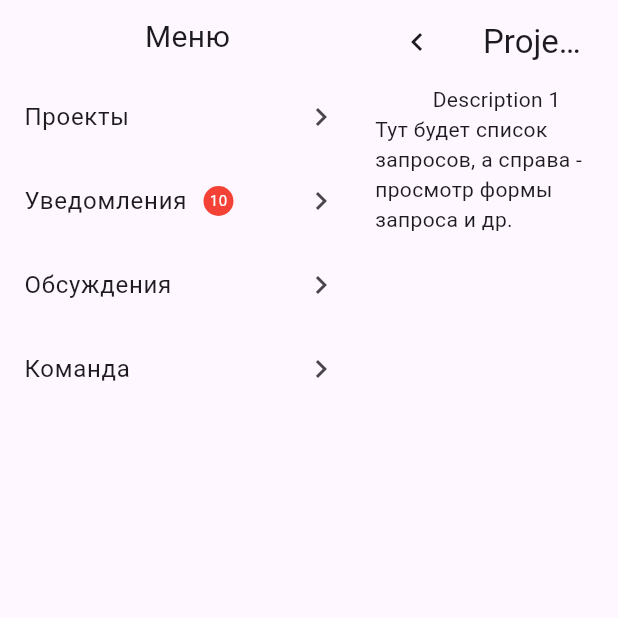
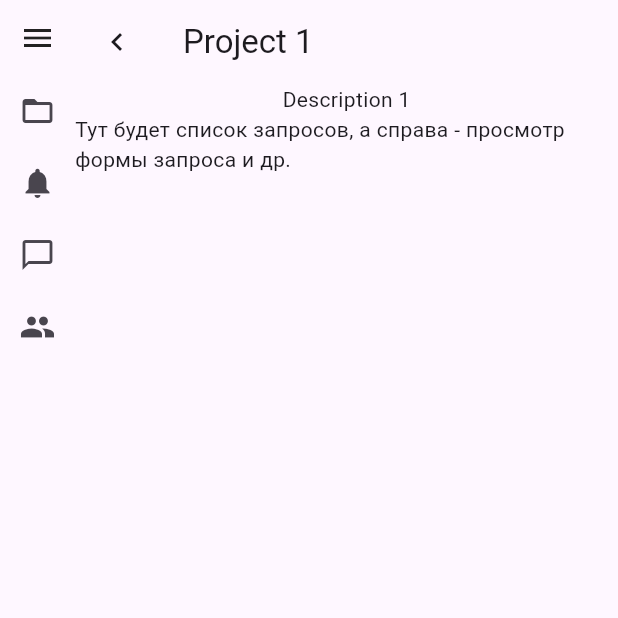
Before and after one commit to idushii/pechkin_flutter, a Flutter app: the screen it shows after launch, after a tap on "Запросы", on a phone screen of 412 x 824 dp, the top half of it. Run offline on Flutter 3.47's test engine with Material 3 defaults, Android fonts, the phone set to English and light mode, and no system bars; our stand-ins replace go_router.

Commit message:
Обновил навигацию по проекту

```diff
--- a/lib/main.dart
+++ b/lib/main.dart
@@ -3,6 +3,7 @@ import 'package:go_router/go_router.dart';
 import 'package:pechkin_flutter/screens/home_screen.dart';
 import 'package:pechkin_flutter/screens/project_view_screen.dart';
 import 'package:pechkin_flutter/screens/projects_screen.dart';
+import 'package:pechkin_flutter/shared/menu.dart';
 
 void main() {
   runApp(const MyApp());
@@ -16,58 +17,13 @@ final _router = GoRouter(
         navigatorKey: _rootNavigatorKey,
         builder: (context, state, child) {
           return Scaffold(
-            body: Row(
-              children: [
-                Container(
-                  width: 250,
-                  child: Column(
-                    crossAxisAlignment: CrossAxisAlignment.start,
-                    children: [
-                      Container(
-                        height: 50,
-                        alignment: Alignment.center,
-                        child: Text("Меню", style: TextStyle(fontSize: 20))
-                      ),
-                      ListTile(
-                          title: Text("Проекты"),
-                          trailing: Icon(Icons.chevron_right),
-                          onTap: () {
-                            context.goNamed(ProjectsScreen.route);
-                          }),
-                      ListTile(
-                          title: Row(children: [
-                            Text("Уведомления"),
-                            Container(
-                                decoration: BoxDecoration(shape: BoxShape.circle, color: Colors.red),
-                                alignment: Alignment.center,
-                                height: 20,
-                                child: Padding(
-                                  padding: const EdgeInsets.symmetric(horizontal: 5),
-                                  child: Text("10", style: TextStyle(color: Colors.white, fontSize: 10)),
-                                ),
-                                margin: EdgeInsets.only(left: 10))
-                          ]),
-                          trailing: Icon(Icons.chevron_right),
-                          onTap: () {
-                            context.goNamed(ProjectsScreen.route);
-                          }),
-                      ListTile(
-                          title: Text("Обсуждения"),
-                          trailing: Icon(Icons.chevron_right),
-                          onTap: () {
-                            context.goNamed(ProjectsScreen.route);
-                          }),
-                      ListTile(
-                          title: Text("Команда"),
-                          trailing: Icon(Icons.chevron_right),
-                          onTap: () {
-                            context.goNamed(ProjectsScreen.route);
-                          }),
-                    ]
-                  ),
-                ),
-                Expanded(child: child),
-              ],
+            body: SafeArea(
+              child: Row(
+                children: [
+                  const Menu(),
+                  Expanded(child: child),
+                ],
+              ),
             ),
           );
         },
--- /dev/null
+++ b/lib/shared/menu.dart
@@ -0,0 +1,86 @@
+import 'package:flutter/cupertino.dart';
+import 'package:flutter/material.dart';
+import 'package:go_router/go_router.dart';
+import 'package:pechkin_flutter/screens/projects_screen.dart';
+
+class Menu extends StatelessWidget {
+  const Menu({super.key});
+
+  @override
+  Widget build(BuildContext context) {
+    final isSmallScreen = MediaQuery.of(context).size.width < 700;
+
+    if (isSmallScreen) {
+      return Container(
+          width: 50,
+          child: Column(children: [
+            Container(
+              height: 50,
+              child: const Center(child: Icon(Icons.menu)),
+            ),
+            IconButton(
+              icon: Icon(Icons.folder_open),
+              onPressed: () => context.goNamed(ProjectsScreen.route),
+            ),
+            IconButton(
+              icon: Icon(Icons.notifications),
+              onPressed: () => context.goNamed(ProjectsScreen.route),
+            ),
+            IconButton(
+              icon: Icon(Icons.chat_bubble_outline),
+              onPressed: () => context.goNamed(ProjectsScreen.route),
+            ),
+            IconButton(
+              icon: Icon(Icons.people),
+              onPressed: () => context.goNamed(ProjectsScreen.route),
+            ),
+          ]));
+    }
+
+    return Container(
+      width: 270,
+      child: Column(crossAxisAlignment: CrossAxisAlignment.start, children: [
+        Container(height: 50, alignment: Alignment.center, child: Text("Меню", style: TextStyle(fontSize: 20))),
+        ListTile(
+            title: Text("Проекты"),
+            trailing: Icon(Icons.chevron_right),
+            leading: Icon(Icons.folder_open),
+            onTap: () {
+              context.goNamed(ProjectsScreen.route);
+            }),
+        ListTile(
+            title: Row(children: [
+              Text("Уведомления"),
+              Container(
+                  decoration: BoxDecoration(shape: BoxShape.circle, color: Colors.red),
+                  alignment: Alignment.center,
+                  height: 20,
+                  child: Padding(
+                    padding: const EdgeInsets.symmetric(horizontal: 5),
+                    child: Text("10", style: TextStyle(color: Colors.white, fontSize: 10)),
+                  ),
+                  margin: EdgeInsets.only(left: 10))
+            ]),
+            trailing: Icon(Icons.chevron_right),
+            leading: Icon(Icons.notifications),
+            onTap: () {
+              context.goNamed(ProjectsScreen.route);
+            }),
+        ListTile(
+            title: Text("Обсуждения"),
+            trailing: Icon(Icons.chevron_right),
+            leading: Icon(Icons.chat_bubble_outline),
+            onTap: () {
+              context.goNamed(ProjectsScreen.route);
+            }),
+        ListTile(
+            title: Text("Команда"),
+            leading: Icon(Icons.people),
+            trailing: Icon(Icons.chevron_right),
+            onTap: () {
+              context.goNamed(ProjectsScreen.route);
+            }),
+      ]),
+    );
+  }
+}
```
